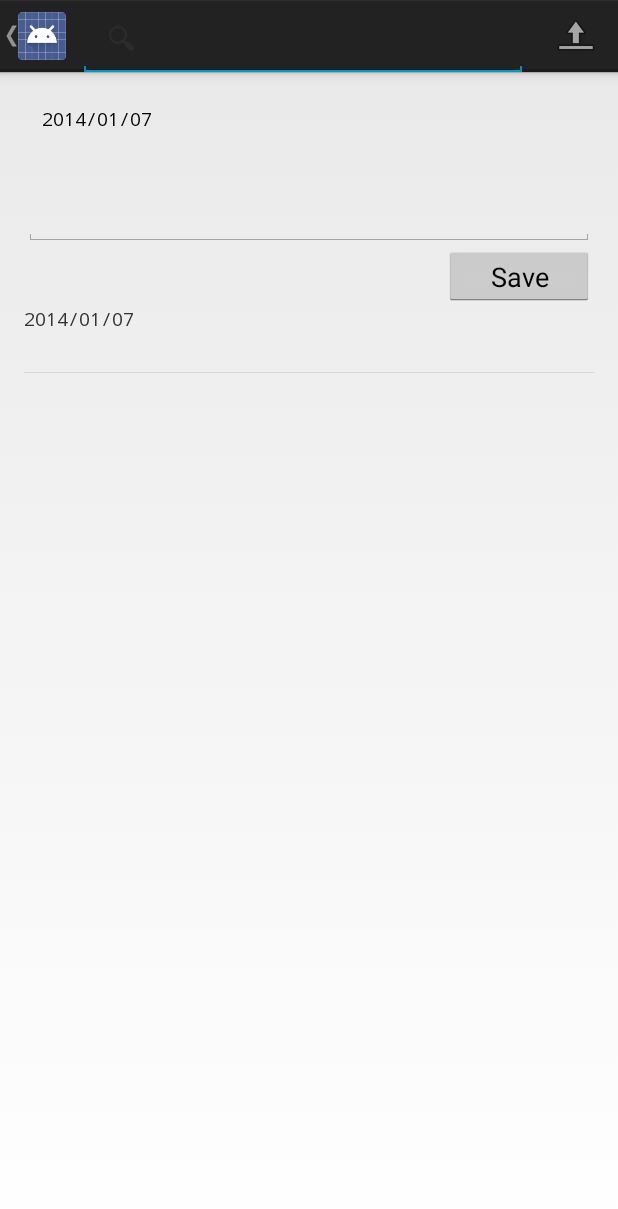
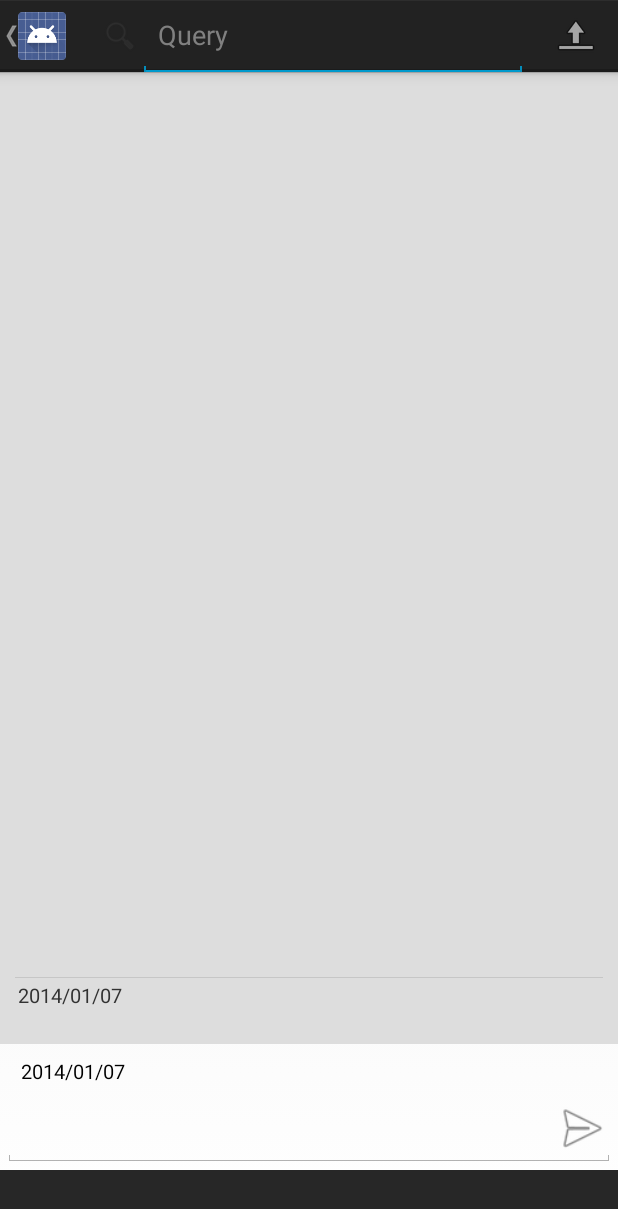
Before and after one commit to maxm/guita-android, an Android app: the screen it shows after launch (MainActivity), after a tap on "Query", on a phone screen of 412 x 824 dp. Shown: the top 1209 px of the screen. Run offline under Robolectric (Android 15) with nearby library versions, the phone set to English and light mode, and no system bars; 1 other tap on this screen came first.

Commit message:
Queries, icon and new layout

```diff
--- a/Guita/src/main/AndroidManifest.xml
+++ b/Guita/src/main/AndroidManifest.xml
@@ -17,7 +17,7 @@
         <meta-data android:name="com.google.android.gms.version" android:value="@integer/google_play_services_version" />
         <activity
             android:name="uy.max.guita.MainActivity"
-            android:windowSoftInputMode="stateHidden|adjustResize"
+            android:windowSoftInputMode="stateVisible|adjustResize"
             android:screenOrientation="portrait"
             android:label="@string/app_name" >
             <intent-filter>
--- a/Guita/src/main/java/uy/max/guita/MainActivity.java
+++ b/Guita/src/main/java/uy/max/guita/MainActivity.java
@@ -1,35 +1,26 @@
 package uy.max.guita;
 
-import android.accounts.AccountManager;
 import android.app.Activity;
 import android.content.Context;
 import android.content.Intent;
-import android.content.SharedPreferences;
+import android.database.MatrixCursor;
 import android.os.AsyncTask;
 import android.os.Bundle;
 import android.util.Log;
 import android.view.Menu;
 import android.view.MenuItem;
+import android.widget.SearchView;
+import android.widget.SimpleCursorAdapter;
 import android.widget.Toast;
-
-import com.google.android.gms.auth.GoogleAuthException;
-import com.google.android.gms.auth.GoogleAuthUtil;
-import com.google.android.gms.auth.UserRecoverableAuthException;
-import com.google.android.gms.common.AccountPicker;
 
 import org.apache.http.NameValuePair;
 import org.apache.http.message.BasicNameValuePair;
 
-import java.io.BufferedReader;
 import java.io.BufferedWriter;
-import java.io.IOException;
-import java.io.InputStream;
-import java.io.InputStreamReader;
 import java.io.OutputStream;
 import java.io.OutputStreamWriter;
 import java.io.UnsupportedEncodingException;
 import java.net.HttpURLConnection;
-import java.net.MalformedURLException;
 import java.net.URL;
 import java.net.URLEncoder;
 import java.util.ArrayList;
@@ -38,6 +29,7 @@ import java.util.List;
 public class MainActivity extends Activity {
     public static Context AppContext;
     NewEntryFragment newEntryFragment;
+    QueryFragment queryFragment;
 
     @Override
     protected void onCreate(Bundle savedInstanceState) {
@@ -48,9 +40,12 @@ public class MainActivity extends Activity {
 
         if (savedInstanceState == null) {
             newEntryFragment = new NewEntryFragment();
+            queryFragment = new QueryFragment();
             getFragmentManager().beginTransaction()
+                    .add(R.id.container, queryFragment)
                     .add(R.id.container, newEntryFragment)
                     .commit();
+            getFragmentManager().beginTransaction().hide(queryFragment).show(newEntryFragment).commit();
         }
 
         Intent intent = getIntent();
@@ -69,6 +64,37 @@ public class MainActivity extends Activity {
     @Override
     public boolean onCreateOptionsMenu(Menu menu) {
         getMenuInflater().inflate(R.menu.main, menu);
+
+        SearchView searchView = (SearchView) menu.findItem(R.id.action_search).getActionView();
+        searchView.setQueryHint("Query");
+        searchView.setIconified(false);
+        searchView.setIconifiedByDefault(false);
+        searchView.setOnQueryTextListener(new SearchView.OnQueryTextListener() {
+            boolean visible = false;
+
+            @Override
+            public boolean onQueryTextSubmit(String query) {
+                if (query.isEmpty()) return false;
+                queryFragment.doQuery(query);
+                return true;
+            }
+
+            @Override
+            public boolean onQueryTextChange(String newText) {
+                if (!visible && !newText.isEmpty()) {
+                    getFragmentManager().beginTransaction().hide(newEntryFragment).show(queryFragment).commit();
+                    visible = true;
+                }
+                if (visible && newText.isEmpty()) {
+                    getFragmentManager().beginTransaction().hide(queryFragment).show(newEntryFragment).commit();
+                    queryFragment.clear();
+                    visible = false;
+                    return true;
+                }
+                return false;
+            }
+        });
+
         return true;
     }
 
@@ -157,8 +183,7 @@ public class MainActivity extends Activity {
 
                     if (con.getResponseCode() == 200) {
                         Log.i("GUITA", "Update ledger from server");
-                        toastFromBackground("Updated ledger", Toast.LENGTH_SHORT);
-                        Data.updateLedger(readResponse(con.getInputStream()));
+                        Data.updateLedger(Util.readStream(con.getInputStream()));
                     } else {
                         toastFromBackground("Server error " + con.getResponseCode(), Toast.LENGTH_LONG);
                         Log.e("GUITA", "Server code " + con.getResponseCode());
@@ -171,21 +196,6 @@ public class MainActivity extends Activity {
                 return 0;
             }
         }.execute();
-    }
-
-    String readResponse(InputStream inputStream) {
-        BufferedReader r = new BufferedReader(new InputStreamReader(inputStream));
-        StringBuilder builder = new StringBuilder();
-        char[] buffer = new char[10000];
-        try {
-            int read = 0;
-            while((read = r.read(buffer, 0, buffer.length)) > 0) {
-                builder.append(buffer, 0, read);
-            }
-        } catch (IOException e) {
-            e.printStackTrace();
-        }
-        return builder.toString();
     }
 
     private String getQuery(List<NameValuePair> params) throws UnsupportedEncodingException
--- a/Guita/src/main/java/uy/max/guita/NewEntryFragment.java
+++ b/Guita/src/main/java/uy/max/guita/NewEntryFragment.java
@@ -45,7 +45,6 @@ public class NewEntryFragment extends Fragment {
         });
 
         entryList = (ListView)rootView.findViewById(R.id.entry_list);
-        entryList.setEmptyView(rootView.findViewById(android.R.id.empty));
         entryList.setChoiceMode(AbsListView.CHOICE_MODE_SINGLE);
         entryList.setOnItemLongClickListener(new AdapterView.OnItemLongClickListener() {
             @Override
--- /dev/null
+++ b/Guita/src/main/java/uy/max/guita/QueryFragment.java
@@ -0,0 +1,67 @@
+package uy.max.guita;
+
+import android.app.Fragment;
+import android.os.AsyncTask;
+import android.os.Bundle;
+import android.text.method.ScrollingMovementMethod;
+import android.util.Log;
+import android.view.LayoutInflater;
+import android.view.View;
+import android.view.ViewGroup;
+import android.widget.ProgressBar;
+import android.widget.ScrollView;
+import android.widget.TextView;
+import android.widget.Toast;
+
+import java.net.HttpURLConnection;
+import java.net.URL;
+import java.net.URLEncoder;
+
+public class QueryFragment extends Fragment {
+    ProgressBar progressBar;
+    TextView textView;
+    ScrollView scrollView;
+
+    @Override
+    public View onCreateView(LayoutInflater inflater, ViewGroup container, Bundle savedInstanceState) {
+        View rootView = inflater.inflate(R.layout.fragment_query, container, false);
+        progressBar = (ProgressBar)rootView.findViewById(R.id.progress);
+        textView = (TextView)rootView.findViewById(R.id.textView);
+        scrollView = (ScrollView)rootView.findViewById(R.id.scrollView);
+        return rootView;
+    }
+
+    public void doQuery(final String query) {
+        progressBar.setVisibility(View.VISIBLE);
+        clear();
+        new AsyncTask<Integer, Integer, Integer>() {
+            @Override
+            protected Integer doInBackground(Integer... params) {
+                try {
+                    URL url = new URL("http://ledger.outboxlabs.com/max/query_text?query=" + URLEncoder.encode(query, "utf-8"));
+                    HttpURLConnection con = (HttpURLConnection) url.openConnection();
+                    con.addRequestProperty("Cookie", Data.getString("cookies"));
+
+                    if (con.getResponseCode() == 200) {
+                        String result = Util.readStream(con.getInputStream());
+                        textView.setText(result);
+                        scrollView.forceLayout();
+                        scrollView.fullScroll(View.FOCUS_DOWN);
+                    }
+                    con.disconnect();
+                } catch (Exception e) {
+                }
+                return 0;
+            }
+
+            @Override
+            protected void onPostExecute(Integer integer) {
+                progressBar.setVisibility(View.GONE);
+            }
+        }.execute();
+    }
+
+    public void clear() {
+        textView.setText("");
+    }
+}
--- a/Guita/src/main/java/uy/max/guita/SuggestionsTextEditor.java
+++ b/Guita/src/main/java/uy/max/guita/SuggestionsTextEditor.java
@@ -62,14 +62,10 @@ public class SuggestionsTextEditor extends EditText {
 
     public void UpdateSuggestions() {
         if (suggestionsContainer == null) return;
-        suggestionsContainer.setVisibility(isFocused() ? VISIBLE : GONE);
+        suggestionsContainer.removeAllViews();
         if (!isFocused()) return;
         List<Suggestion> suggestions = getSuggestions(getText().toString(), getSelectionEnd());
-        if (suggestions.isEmpty()) {
-            suggestionsContainer.setVisibility(GONE);
-            return;
-        }
-        suggestionsContainer.removeAllViews();
+        if (suggestions.isEmpty()) return;
         if (inflater == null) inflater = (LayoutInflater)getContext().getSystemService(Context.LAYOUT_INFLATER_SERVICE);
         for(Suggestion suggestion : suggestions) {
             Button button = (Button)inflater.inflate(R.layout.suggestion_view, suggestionsContainer, false);
@@ -118,8 +114,7 @@ public class SuggestionsTextEditor extends EditText {
 
         if (line.length() == 0) {
             SimpleDateFormat df = new SimpleDateFormat("yyyy/MM/dd");
-            String date = df.format(new Date());
-            suggestions.add(new Suggestion(date, lineStart, lineEnd));
+            suggestions.add(new Suggestion(df.format(new Date()), lineStart, lineEnd));
         } else if (typed.matches("\\s+\\w[\\w\\s:]*\\s\\s+")) {
             suggestions.add(new Suggestion("$", cursor, cursor));
             suggestions.add(new Suggestion("US$", cursor, cursor));
@@ -130,11 +125,15 @@ public class SuggestionsTextEditor extends EditText {
             if (accounts.size() > maxAccounts) {
                 accounts = accounts.subList(accounts.size() - maxAccounts, accounts.size());
             }
-            Collections.reverse(accounts);
+            if (accounts.size() == 3) {
+                accounts.add(1, accounts.get(2));
+                accounts.remove(3);
+            }
             int start = lineStart + MatchGroup("(\\s+)\\w.*", typed, 1).length();
             int end = lineStart + MatchGroup("(\\s+\\w.*?)(\\s\\s.*|$)", typed, 1).length();
             for(String acc : accounts) {
                 String display = acc.replace(":", ":\u200B");
+                if (display.length() > 20) display = display.replace("Expenses", "Ex").replace("Assets", "As").replace("Income", "In");
                 suggestions.add(new Suggestion(acc + "  ", start, end, display));
             }
         } else if(typed.matches("\\s+\\w.*?\\s\\s.*\\d")) {
--- a/Guita/src/main/res/layout/entry_list_item.xml
+++ b/Guita/src/main/res/layout/entry_list_item.xml
@@ -4,9 +4,10 @@
     android:layout_width="fill_parent"
     android:layout_height="wrap_content"
     android:gravity="top|left"
-    android:fontFamily="monospace"
-    android:textSize="12sp"
+    android:textSize="13sp"
     android:id="@+id/entry"
-    android:minHeight="44dp">
+    android:minHeight="44dp"
+    android:padding="2dp"
+    android:paddingBottom="5dp">
 
 </TextView>
--- a/Guita/src/main/res/layout/fragment_main.xml
+++ b/Guita/src/main/res/layout/fragment_main.xml
@@ -4,49 +4,46 @@
     android:layout_height="match_parent"
     tools:context=".MainActivity$PlaceholderFragment">
 
-    <LinearLayout
+    <ListView
+        android:id="@+id/entry_list"
         android:layout_height="fill_parent"
         android:layout_width="fill_parent"
-        android:orientation="vertical"
-        android:paddingLeft="@dimen/activity_horizontal_margin"
-        android:paddingRight="@dimen/activity_horizontal_margin"
-        android:paddingTop="@dimen/activity_vertical_margin"
-        android:paddingBottom="@dimen/activity_vertical_margin">
+        android:layout_above="@+id/footer"
+        android:layout_alignParentTop="true"
+        android:stackFromBottom="true"
+        android:background="#DDD"
+        android:paddingLeft="10dp"
+        android:paddingRight="10dp"/>
+    <FrameLayout
+        android:id="@id/footer"
+        android:layout_height="wrap_content"
+        android:layout_width="fill_parent"
+        android:layout_above="@+id/suggestions"
+        android:padding="2dp">
         <uy.max.guita.SuggestionsTextEditor
             android:id="@+id/new_entry_editor"
-            android:layout_height="100dp"
+            android:layout_height="80dp"
             android:layout_width="fill_parent"
-            android:text="2013/01/01\n  Expenses:Comida:Delivery  $2000\n  Assets:Cash"
+            android:text="2013/01/01\n  Expenses:Comida:Delivery  $2000\n  Assets:Cash\n  A\n  B\n  C"
             android:gravity="top|left"
-            android:fontFamily="monospace"
+            android:scrollHorizontally="true"
             android:inputType="textFilter|textMultiLine"
-            android:textSize="12sp" />
+            android:textSize="13sp" />
         <Button
             android:layout_height="40dp"
-            android:layout_width="100dp"
-            android:layout_gravity="right"
+            android:layout_width="40dp"
+            android:layout_marginBottom="6dp"
+            android:layout_marginRight="2dp"
+            android:layout_gravity="right|bottom"
             android:id="@+id/done_button"
-            android:text="Save"/>
-        <FrameLayout
-            android:layout_height="fill_parent"
-            android:layout_width="fill_parent">
-            <ListView
-                android:id="@+id/entry_list"
-                android:layout_height="fill_parent"
-                android:layout_width="fill_parent">
-            </ListView>
-            <TextView android:id="@android:id/empty"
-                android:layout_width="wrap_content"
-                android:layout_height="wrap_content"
-                android:text="No new entries"
-                android:layout_gravity="center"/>
-        </FrameLayout>
-    </LinearLayout>
+            android:background="@android:drawable/ic_menu_send"
+            android:textSize="30dp"/>
+    </FrameLayout>
 
     <LinearLayout
-        android:id="@+id/suggestions"
+        android:id="@id/suggestions"
         android:layout_height="44dp"
         android:layout_width="fill_parent"
         android:layout_alignParentBottom="true"
-        android:background="#222222"></LinearLayout>
+        android:background="#272727"></LinearLayout>
 </RelativeLayout>
```
Also changed, not shown: Guita/src/main/java/uy/max/guita/Util.java (added, +23 -0 lines), Guita/src/main/res/layout/activity_query.xml (added, +10 -0 lines), Guita/src/main/res/layout/fragment_query.xml (added, +27 -0 lines), Guita/src/main/res/layout/suggestion_view.xml (+8 -8 lines), Guita/src/main/res/drawable-hdpi/ic_launcher.png, Guita/src/main/res/drawable-mdpi/ic_launcher.png, Guita/src/main/res/drawable-xhdpi/ic_launcher.png, Guita/src/main/res/drawable-xxhdpi/ic_launcher.png, 2 other files.
